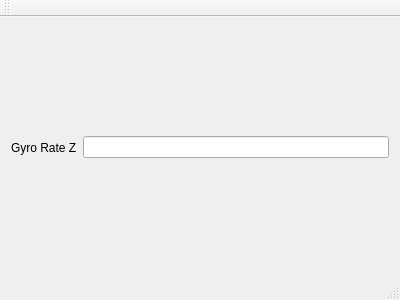
Qt form CherokeeTestGUI/mainwindow.ui (BrownKyle/CherokeeSAS) before a commit.
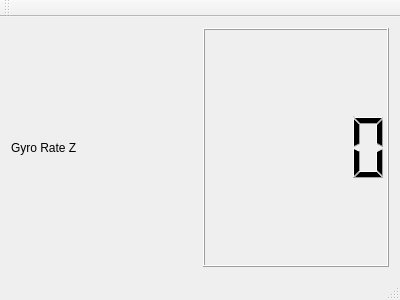
The same form after that commit.

Patch:
```diff
--- a/CherokeeTestGUI/mainwindow.ui
+++ b/CherokeeTestGUI/mainwindow.ui
@@ -23,7 +23,7 @@
      </widget>
     </item>
     <item>
-     <widget class="QLineEdit" name="lineEdit"/>
+     <widget class="QLCDNumber" name="lcdNumber"/>
     </item>
    </layout>
   </widget>
```
